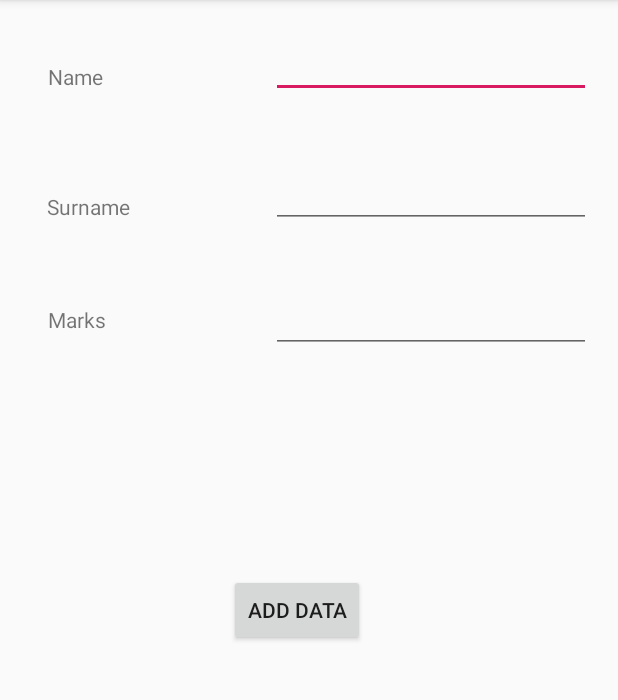
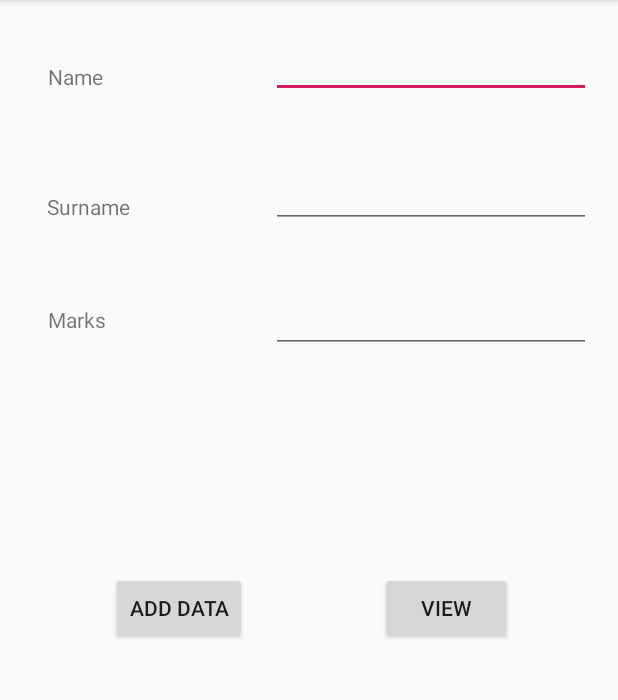
Before and after one commit to ozandabb/Student_TestApp, an Android app: the screen it shows after launch (MainActivity), on a phone screen of 412 x 824 dp, the part 84-784 px from its top. Run offline under Robolectric (Android 15) with nearby library versions, the phone set to English and light mode, and no system bars.

Commit message:
view button

```diff
--- a/app/src/main/res/layout/activity_main.xml
+++ b/app/src/main/res/layout/activity_main.xml
@@ -116,8 +116,24 @@
         android:text="Add Data"
         app:layout_constraintBottom_toBottomOf="parent"
         app:layout_constraintEnd_toEndOf="parent"
-        app:layout_constraintHorizontal_bias="0.474"
+        app:layout_constraintHorizontal_bias="0.217"
         app:layout_constraintStart_toStartOf="parent"
         app:layout_constraintTop_toTopOf="parent"
-        app:layout_constraintVertical_bias="0.532" />
+        app:layout_constraintVertical_bias="0.53" />
+
+    <Button
+        android:id="@+id/button_viewAll"
+        android:layout_width="wrap_content"
+        android:layout_height="wrap_content"
+        android:layout_marginStart="8dp"
+        android:layout_marginTop="8dp"
+        android:layout_marginEnd="8dp"
+        android:layout_marginBottom="8dp"
+        android:text="View"
+        app:layout_constraintBottom_toBottomOf="parent"
+        app:layout_constraintEnd_toEndOf="parent"
+        app:layout_constraintHorizontal_bias="0.796"
+        app:layout_constraintStart_toStartOf="parent"
+        app:layout_constraintTop_toTopOf="parent"
+        app:layout_constraintVertical_bias="0.53" />
 </android.support.constraint.ConstraintLayout>
```
Also changed, not shown: app/src/main/java/com/example/student/studentmain/DatabaseHelper.java (+7 -0 lines), app/src/main/java/com/example/student/studentmain/MainActivity.java (+41 -0 lines).
